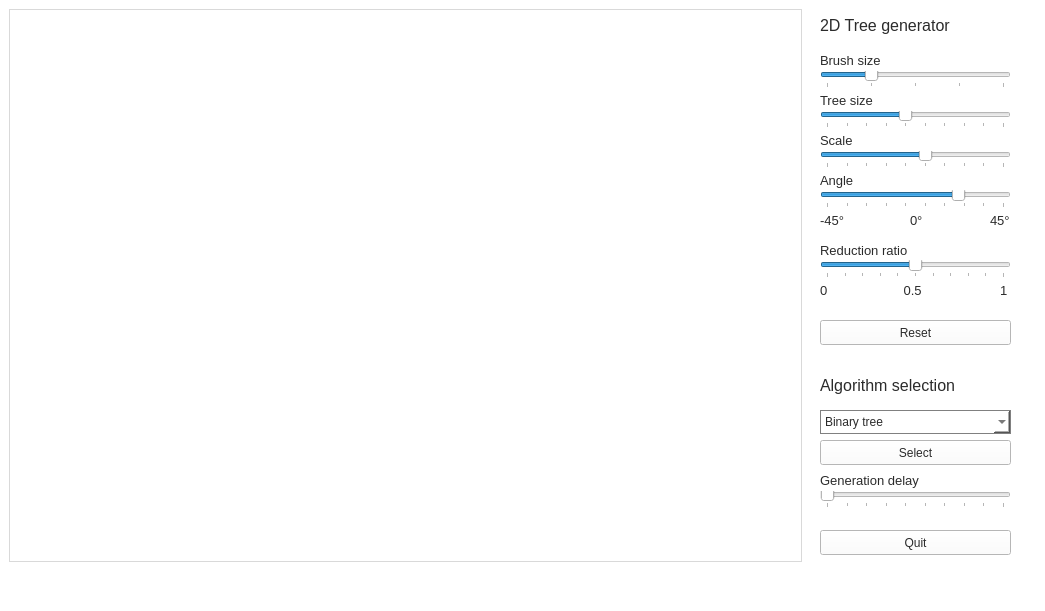
Old version of the form mainwindow.ui in the repository Maxlo24/Projet_Majeure_Arbre_3D.
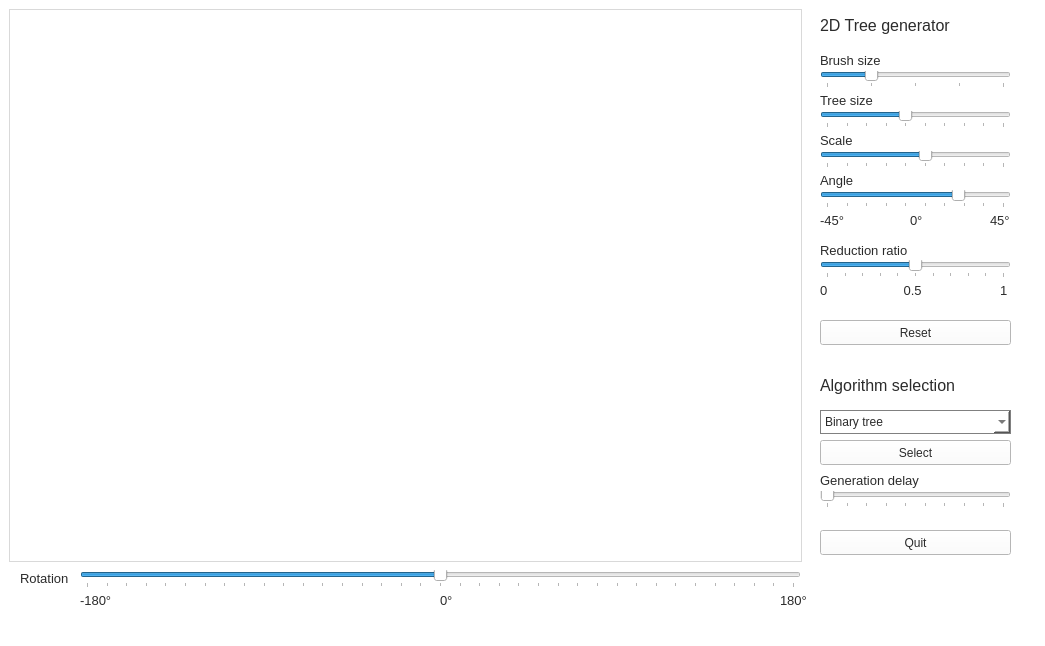
New version of the form.

Commit message: Rotation 3D

```diff
--- a/mainwindow.ui
+++ b/mainwindow.ui
@@ -7,7 +7,7 @@
     <x>0</x>
     <y>0</y>
     <width>1045</width>
-    <height>611</height>
+    <height>646</height>
    </rect>
   </property>
   <property name="windowTitle">
@@ -589,6 +589,106 @@
      <string> 0.5</string>
     </property>
    </widget>
+   <widget class="QLabel" name="taillePinceauLabel_8">
+    <property name="geometry">
+     <rect>
+      <x>20</x>
+      <y>570</y>
+      <width>51</width>
+      <height>16</height>
+     </rect>
+    </property>
+    <property name="font">
+     <font>
+      <pointsize>10</pointsize>
+     </font>
+    </property>
+    <property name="text">
+     <string>Rotation</string>
+    </property>
+   </widget>
+   <widget class="QSlider" name="rotation_Slider">
+    <property name="geometry">
+     <rect>
+      <x>80</x>
+      <y>570</y>
+      <width>721</width>
+      <height>18</height>
+     </rect>
+    </property>
+    <property name="minimum">
+     <number>-180</number>
+    </property>
+    <property name="maximum">
+     <number>180</number>
+    </property>
+    <property name="value">
+     <number>0</number>
+    </property>
+    <property name="orientation">
+     <enum>Qt::Horizontal</enum>
+    </property>
+    <property name="tickPosition">
+     <enum>QSlider::TicksBelow</enum>
+    </property>
+    <property name="tickInterval">
+     <number>10</number>
+    </property>
+   </widget>
+   <widget class="QLabel" name="taillePinceauLabel_13">
+    <property name="geometry">
+     <rect>
+      <x>80</x>
+      <y>590</y>
+      <width>31</width>
+      <height>21</height>
+     </rect>
+    </property>
+    <property name="font">
+     <font>
+      <pointsize>10</pointsize>
+     </font>
+    </property>
+    <property name="text">
+     <string>-180°</string>
+    </property>
+   </widget>
+   <widget class="QLabel" name="taillePinceauLabel_14">
+    <property name="geometry">
+     <rect>
+      <x>780</x>
+      <y>590</y>
+      <width>31</width>
+      <height>21</height>
+     </rect>
+    </property>
+    <property name="font">
+     <font>
+      <pointsize>10</pointsize>
+     </font>
+    </property>
+    <property name="text">
+     <string>180°</string>
+    </property>
+   </widget>
+   <widget class="QLabel" name="taillePinceauLabel_15">
+    <property name="geometry">
+     <rect>
+      <x>440</x>
+      <y>590</y>
+      <width>31</width>
+      <height>21</height>
+     </rect>
+    </property>
+    <property name="font">
+     <font>
+      <pointsize>10</pointsize>
+     </font>
+    </property>
+    <property name="text">
+     <string>0°</string>
+    </property>
+   </widget>
    <zorder>verticalFrame_2</zorder>
    <zorder>quitButton</zorder>
    <zorder>verticalLayoutWidget</zorder>
```
Left out of the diff: 5 changed lines with no effect on the pictures. The commit also changes 7 other files.
